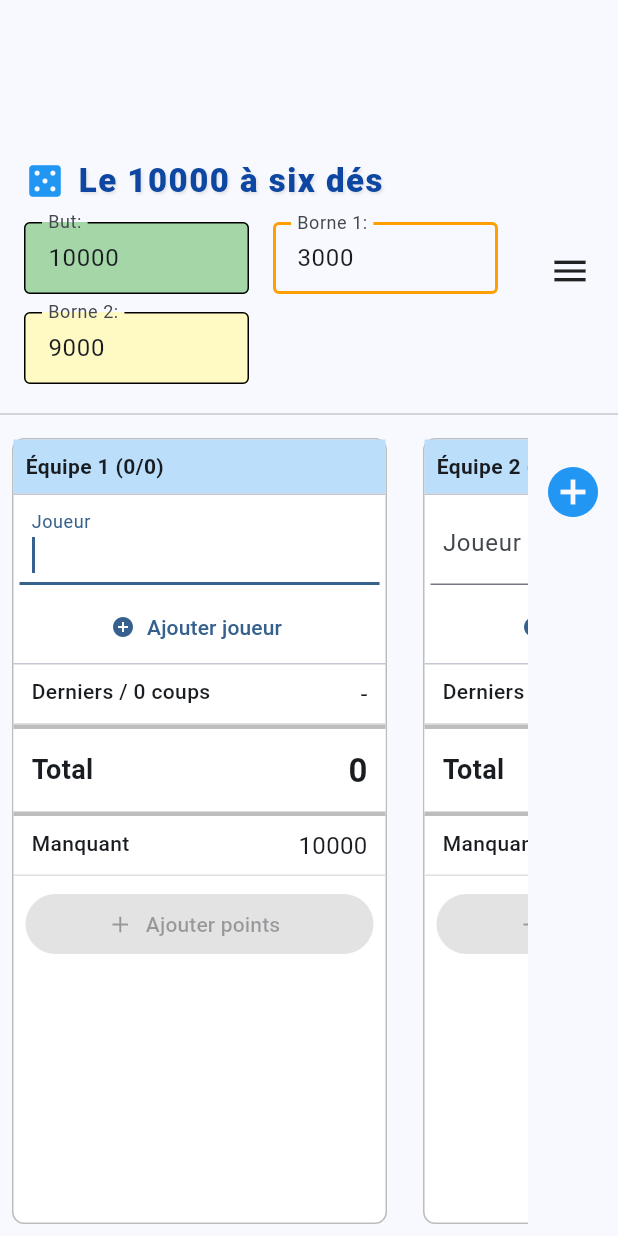
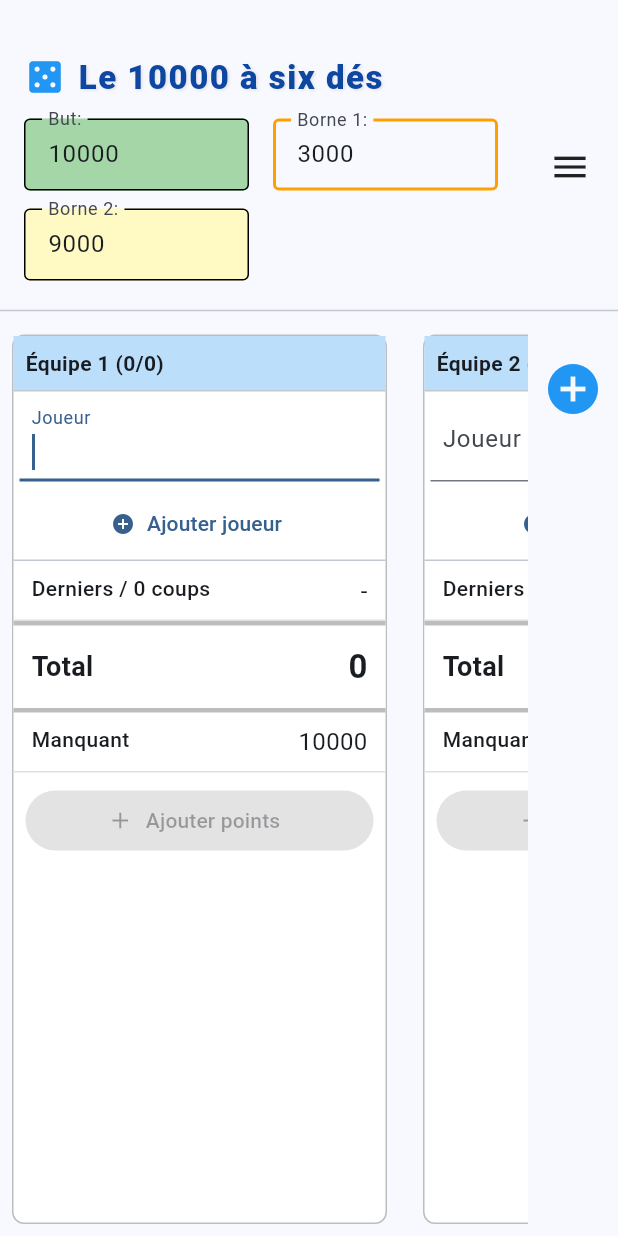
Before and after one commit to SilenusMartin/dix_mille, a Flutter app: the screen it shows after launch, on a phone screen of 412 x 824 dp. Run offline on Flutter 3.47's test engine with Material 3 defaults, Android fonts, the phone set to English and light mode, and no system bars.

Commit message:
Replace layout placeholder with a simple 20px SizedBox top spacer

```diff
--- a/lib/screens/home_screen.dart
+++ b/lib/screens/home_screen.dart
@@ -14,7 +14,7 @@ class HomeScreen extends StatelessWidget {
       body: SafeArea(
         child: Column(
           children: [
-            _buildTopBarPlaceholder(context),
+            const SizedBox(height: 20.0),
             _buildTopBar(context, gameState),
             const Divider(),
             Expanded(
@@ -56,49 +56,6 @@ class HomeScreen extends StatelessWidget {
             ),
           ],
         ),
-      ),
-    );
-  }
-
-  Widget _buildTopBarPlaceholder(BuildContext context) {
-    return Padding(
-      padding: const EdgeInsets.fromLTRB(16.0, 8.0, 8.0, 6.0),
-      child: Row(
-        crossAxisAlignment: CrossAxisAlignment.center,
-        children: [
-          Expanded(
-            child: Wrap(
-              crossAxisAlignment: WrapCrossAlignment.center,
-              spacing: 24,
-              runSpacing: 6,
-              children: [
-                // Placeholder pour le Titre (hauteur réduite de moitié)
-                const SizedBox(
-                  height: 15,
-                  child: Row(
-                    mainAxisSize: MainAxisSize.min,
-                    children: [
-                      SizedBox(width: 28 + 8), // Dimension de l'icône + espacement
-                      SizedBox(width: 200), // Largeur approximative du texte de titre
-                    ],
-                  ),
-                ),
-                // Placeholders pour les Paramètres (hauteur de chaque champ réduite de moitié)
-                const Wrap(
-                  spacing: 16,
-                  runSpacing: 6,
-                  children: [
-                    SizedBox(width: 150, height: 24),
-                    SizedBox(width: 150, height: 24),
-                    SizedBox(width: 150, height: 24),
-                  ],
-                ),
-              ],
-            ),
-          ),
-          // Placeholder pour le Bouton Menu (hauteur réduite de moitié)
-          const SizedBox(width: 28, height: 14),
-        ],
       ),
     );
   }
```
